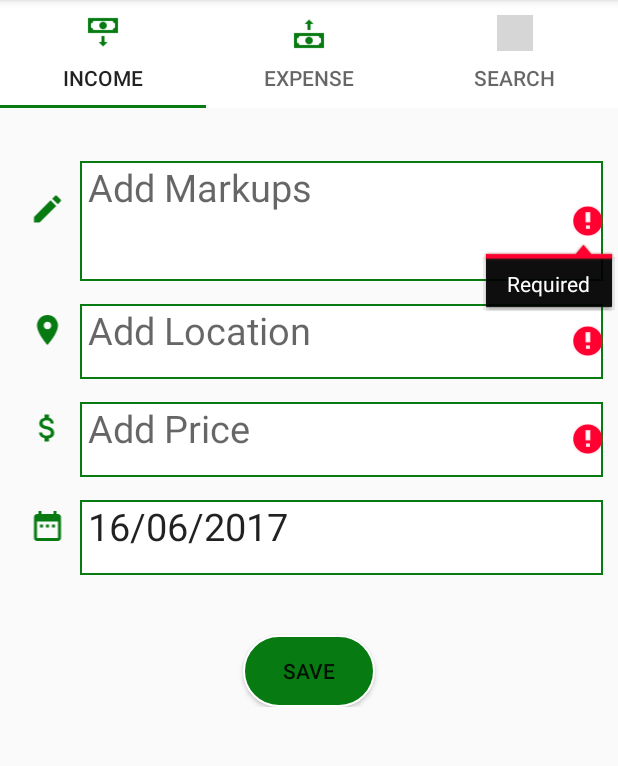
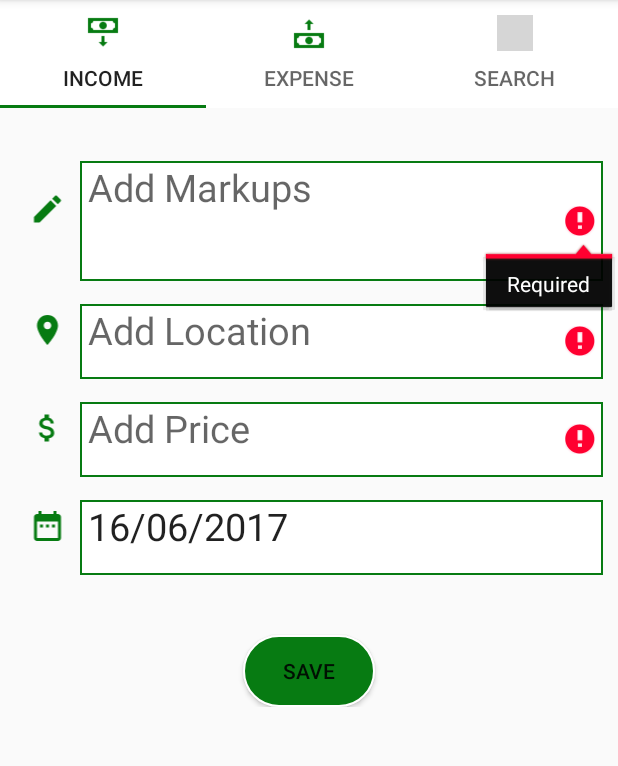
Before and after one commit to GevorgAS/LocalWallet, an Android app: the screen it shows after launch (MainActivity), after a tap on "SAVE", on a phone screen of 412 x 824 dp, the part 84-850 px from its top. Run offline under Robolectric (Android 15) with nearby library versions, the phone set to English and light mode, and no system bars; grey boxes are pictures that could not be loaded.

Commit message:
Some News

```diff
--- a/app/src/main/java/ipc/gev/localwallet/Activities/MainActivity.java
+++ b/app/src/main/java/ipc/gev/localwallet/Activities/MainActivity.java
@@ -38,11 +38,10 @@ public class MainActivity extends AppCompatActivity{
         setupTabIcons();
     }
 
-    private void setupTabIcons() {
+    private void setupTabIcons() throws NullPointerException {
         tabLayout.getTabAt(0).setIcon(R.drawable.income_icon);
         tabLayout.getTabAt(1).setIcon(R.drawable.expense_icon);
         tabLayout.getTabAt(2).setIcon(R.drawable.search_icon);
-
 
 
     }
--- a/app/src/main/java/ipc/gev/localwallet/Adapters/TradeAdapter.java
+++ b/app/src/main/java/ipc/gev/localwallet/Adapters/TradeAdapter.java
@@ -13,7 +13,7 @@ import java.util.ArrayList;
 import ipc.gev.localwallet.R;
 import ipc.gev.localwallet.db.entity.Trade;
 
-public class TradeAdapter extends BaseAdapter {
+public class TradeAdapter extends BaseAdapter{
     private ArrayList<Trade> trades;
     private LayoutInflater inflater;
 
@@ -36,7 +36,7 @@ public class TradeAdapter extends BaseAdapter {
         return position;
     }
 
-    class Holder{
+    private class Holder{
         TextView price;
         TextView loc;
         TextView text;
--- a/app/src/main/java/ipc/gev/localwallet/Fragments/ExpenseFragment.java
+++ b/app/src/main/java/ipc/gev/localwallet/Fragments/ExpenseFragment.java
@@ -83,7 +83,7 @@ public class ExpenseFragment extends Fragment implements View.OnClickListener{
 
             case R.id.expense_date:
 
-                new DatePickerDialog(getContext(), datePickerListener,c_year, c_month,c_day).show();
+                new DatePickerDialog(getContext(),R.style.DialogTheme,datePickerListener, c_year, c_month, c_day).show();
                 break;
 
         }
--- a/app/src/main/java/ipc/gev/localwallet/Fragments/IncomeFragment.java
+++ b/app/src/main/java/ipc/gev/localwallet/Fragments/IncomeFragment.java
@@ -14,7 +14,6 @@ import android.widget.DatePicker;
 import android.widget.EditText;
 
 import android.widget.RelativeLayout;
-import android.widget.Toast;
 
 
 import java.util.Calendar;
@@ -92,7 +91,7 @@ public class IncomeFragment extends Fragment implements View.OnClickListener {
 
             case R.id.income_date:
 
-                new DatePickerDialog(getContext(), datePickerListener,c_year, c_month,c_day).show();
+                new DatePickerDialog(getContext(),R.style.DialogTheme,datePickerListener, c_year, c_month, c_day).show();
                 break;
             case R.id.income_markups:
 
--- a/app/src/main/java/ipc/gev/localwallet/db/DB_Helper.java
+++ b/app/src/main/java/ipc/gev/localwallet/db/DB_Helper.java
@@ -6,9 +6,7 @@ import android.database.sqlite.SQLiteOpenHelper;
 
 import ipc.gev.localwallet.db.table.TradeTable;
 
-/**
- * Created by Gevorg on 10.06.2017.
- */
+
 
 public class DB_Helper extends SQLiteOpenHelper {
     private static final String DATABASE_NAME = "program.db";
--- a/app/src/main/res/layout/income_fragment.xml
+++ b/app/src/main/res/layout/income_fragment.xml
@@ -26,7 +26,8 @@
                     android:layout_width="0dp"
                     android:layout_height="wrap_content" />
             <EditText
-                android:paddingLeft="5dp"
+                android:paddingStart="5dp"
+                android:paddingEnd="5dp"
                 android:id="@+id/income_markups"
                 android:layout_weight="8"
                 android:layout_width="0dp"
@@ -59,7 +60,8 @@
                 android:gravity="top"
                 android:hint="@string/location_hint"
                 android:inputType="text"
-                android:paddingLeft="5dp"
+                android:paddingStart="5dp"
+                android:paddingEnd="5dp"
                 android:lines="1"
                 android:minHeight="50dp"
                 android:textSize="25sp" />
@@ -75,7 +77,8 @@
                 android:layout_height="wrap_content" />
             <EditText
                 android:layout_weight="8"
-                android:paddingLeft="5dp"
+                android:paddingStart="5dp"
+                android:paddingEnd="5dp"
                 android:id="@+id/income_price"
                 android:layout_width="0dp"
                 android:layout_height="wrap_content"
@@ -99,8 +102,10 @@
                 android:layout_width="0dp"
                 android:layout_height="wrap_content" />
             <EditText
+                android:inputType="datetime"
                 android:layout_weight="8"
-                android:paddingLeft="5dp"
+                android:paddingStart="5dp"
+                android:paddingEnd="5dp"
                 android:id="@+id/income_date"
                 android:layout_width="0dp"
                 android:layout_height="wrap_content"
--- a/app/src/main/res/values/styles.xml
+++ b/app/src/main/res/values/styles.xml
@@ -11,6 +11,9 @@
     <style name="spinnerItemStyle" parent="android:Widget.TextView.SpinnerItem">
 
     </style>
+    <style name="DialogTheme" parent="Theme.AppCompat.Light.Dialog">
+        <item name="colorAccent">@color/colorPrimary</item>
+    </style>
 
     <style name="spinnerDropDownItemStyle" parent="android:TextAppearance.Widget.TextView.SpinnerItem">
 
```
Also changed, not shown: app/src/main/java/ipc/gev/localwallet/Activities/EditActivity.java (+8 -8 lines), app/src/main/java/ipc/gev/localwallet/Activities/ResultActivity.java (+22 -14 lines), app/src/main/java/ipc/gev/localwallet/Fragments/SearchFragment.java (+8 -5 lines), app/src/main/res/layout/adapter_list_item.xml (+4 -5 lines).
